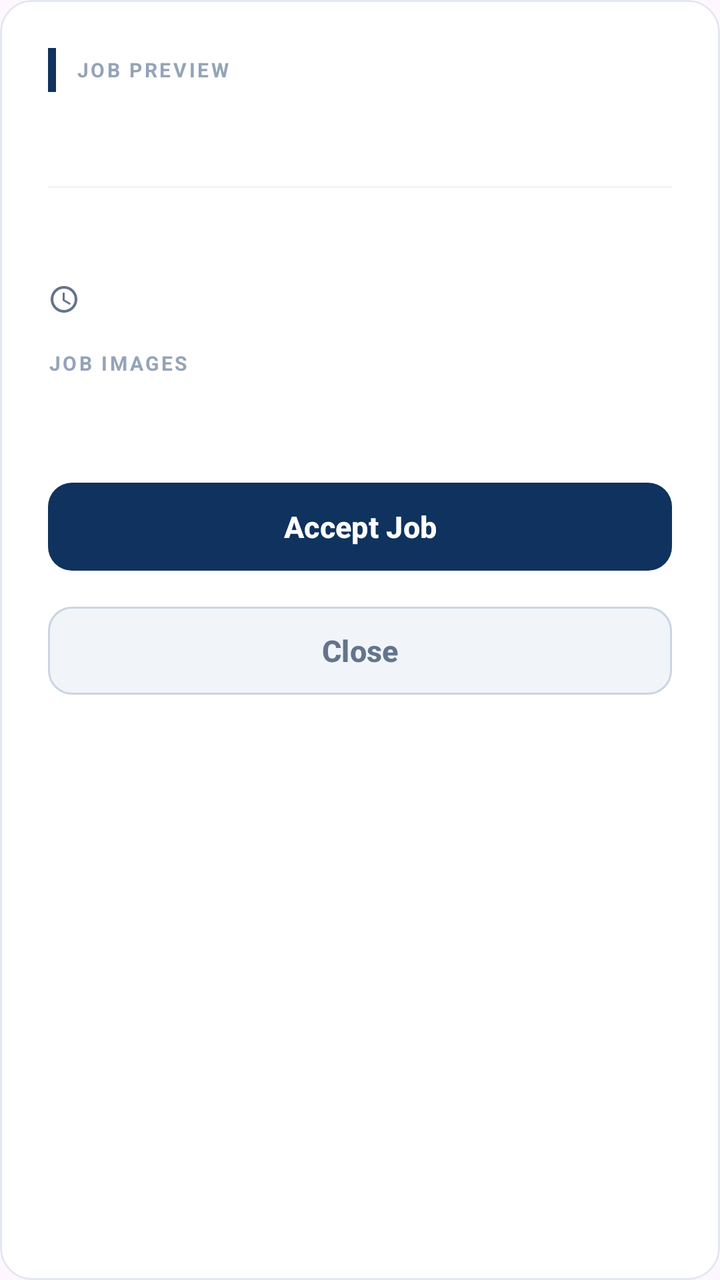
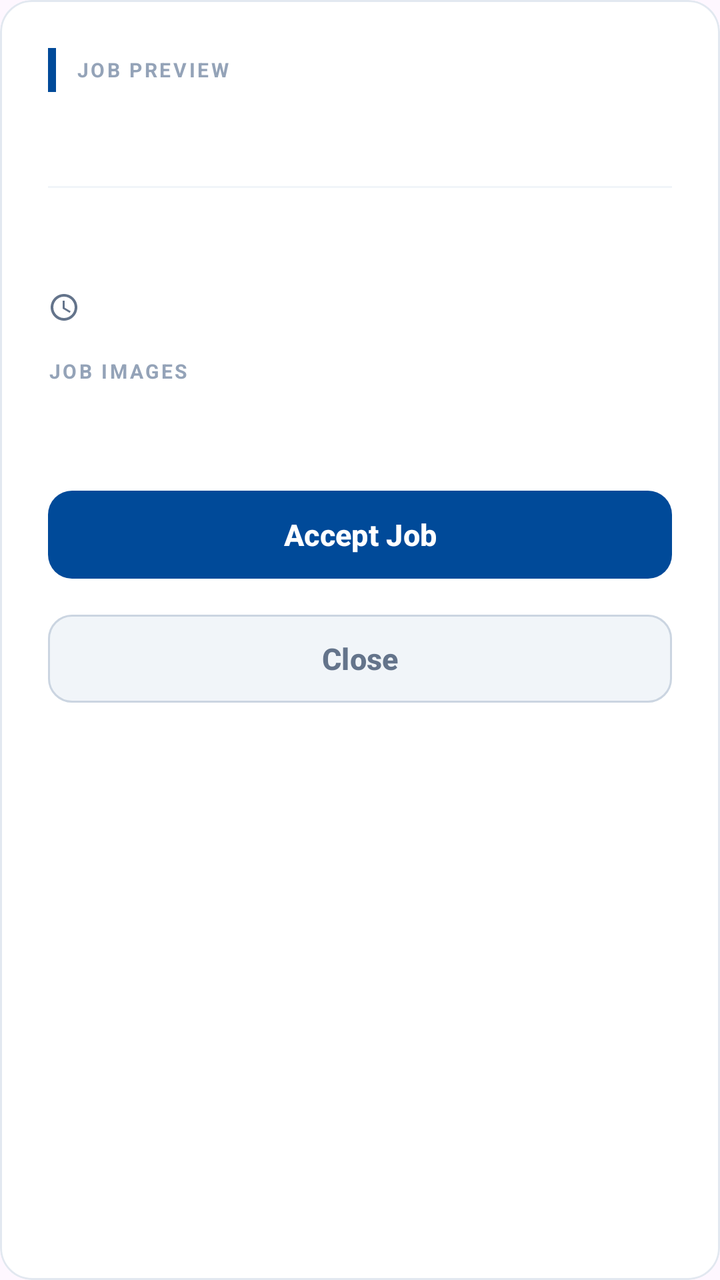

Before-and-after screenshots of an Android layout around one commit, followed by the original layout XML and the change that was made.
<!-- AndroidManifest.xml: application theme Theme.Newtacks -->
<!-- res/layout/dialog_job_preview.xml -->
<?xml version="1.0" encoding="utf-8"?>
<com.google.android.material.card.MaterialCardView
    xmlns:android="http://schemas.android.com/apk/res/android"
    xmlns:app="http://schemas.android.com/apk/res-auto"
    android:layout_width="match_parent"
    android:layout_height="wrap_content"
    android:layout_margin="16dp"
    app:cardCornerRadius="16dp"
    app:cardBackgroundColor="@android:color/white"
    app:strokeColor="#E2E8F0"
    app:strokeWidth="1dp"
    app:cardElevation="0dp">

    
    <LinearLayout
        android:layout_width="match_parent"
        android:layout_height="wrap_content"
        android:orientation="vertical"
        android:padding="24dp">

        
        <LinearLayout
            android:layout_width="match_parent"
            android:layout_height="wrap_content"
            android:orientation="horizontal"
            android:gravity="center_vertical"
            android:layout_marginBottom="4dp">

            <View
                android:layout_width="4dp"
                android:layout_height="22dp"
                android:background="#0F325E"
                android:layout_marginEnd="10dp" />

            <TextView
                android:layout_width="0dp"
                android:layout_height="wrap_content"
                android:layout_weight="1"
                android:text="JOB PREVIEW"
                android:textColor="#94A3B8"
                android:textSize="10sp"
                android:textStyle="bold"
                android:letterSpacing="0.12" />
        </LinearLayout>

        
        <TextView
            android:id="@+id/tvTitle"
            android:layout_width="match_parent"
            android:layout_height="wrap_content"
            android:textColor="#1E293B"
            android:textSize="20sp"
            android:textStyle="bold"
            android:layout_marginBottom="16dp" />

        
        <View
            android:layout_width="match_parent"
            android:layout_height="1dp"
            android:background="#F1F5F9"
            android:layout_marginBottom="16dp" />

        
        <TextView
            android:id="@+id/tvDetails"
            android:layout_width="match_parent"
            android:layout_height="wrap_content"
            android:textColor="#475569"
            android:textSize="14sp"
            android:lineSpacingExtra="6dp"
            android:layout_marginBottom="12dp" />

        
        <LinearLayout
            android:layout_width="match_parent"
            android:layout_height="wrap_content"
            android:orientation="horizontal"
            android:gravity="center_vertical"
            android:layout_marginBottom="16dp">
            <ImageView
                android:layout_width="16dp"
                android:layout_height="16dp"
                android:src="@drawable/ic_clock"
                app:tint="#64748B"
                android:layout_marginEnd="6dp"/>
            <TextView
                android:id="@+id/tvDuration"
                android:layout_width="wrap_content"
                android:layout_height="wrap_content"
                android:textColor="#64748B"
                android:textSize="13sp"
                android:textStyle="bold" />
        </LinearLayout>

        
        <TextView
            android:id="@+id/tvImagesLabel"
            android:layout_width="wrap_content"
            android:layout_height="wrap_content"
            android:text="JOB IMAGES"
            android:textColor="#94A3B8"
            android:textSize="10sp"
            android:textStyle="bold"
            android:letterSpacing="0.12"
            android:layout_marginBottom="8dp" />

        <HorizontalScrollView
            android:id="@+id/scrollImages"
            android:layout_width="match_parent"
            android:layout_height="wrap_content"
            android:scrollbars="none"
            android:layout_marginBottom="20dp">
            <LinearLayout
                android:id="@+id/layoutImages"
                android:layout_width="wrap_content"
                android:layout_height="wrap_content"
                android:orientation="horizontal">
                
            </LinearLayout>
        </HorizontalScrollView>

        <TextView
            android:id="@+id/tvNoImages"
            android:layout_width="match_parent"
            android:layout_height="wrap_content"
            android:text="No images provided"
            android:textSize="12sp"
            android:textColor="#94A3B8"
            android:fontStyle="italic"
            android:visibility="gone"
            android:layout_marginBottom="20dp" />

        
        <View
            android:layout_width="match_parent"
            android:layout_height="1dp"
            android:background="@drawable/bg_divider_dashed"
            android:layout_marginBottom="20dp" />

        
        <com.google.android.material.button.MaterialButton
            android:id="@+id/btnAccept"
            android:layout_width="match_parent"
            android:layout_height="52dp"
            android:text="Accept Job"
            android:textColor="#FFFFFF"
            android:textSize="15sp"
            android:textStyle="bold"
            android:layout_marginBottom="10dp"
            app:backgroundTint="#0F325E"
            app:cornerRadius="12dp"
            app:iconTint="#FFFFFF"
            app:iconGravity="textStart" />

        
        <com.google.android.material.button.MaterialButton
            android:id="@+id/btnClose"
            android:layout_width="match_parent"
            android:layout_height="52dp"
            android:text="Close"
            android:textColor="#64748B"
            android:textSize="15sp"
            android:textStyle="bold"
            app:backgroundTint="#F1F5F9"
            app:cornerRadius="12dp"
            app:strokeColor="#CBD5E1"
            app:strokeWidth="1dp" />

    </LinearLayout>

</com.google.android.material.card.MaterialCardView>
<!-- resources referenced by this layout -->
<resources>
  <!-- drawable bg_divider_dashed (drawable) -->
  <?xml version="1.0" encoding="utf-8"?>
  <shape xmlns:android="http://schemas.android.com/apk/res/android"
      android:shape="line">
      <stroke
          android:width="1dp"
          android:color="#CBD5E1"
          android:dashWidth="6dp"
          android:dashGap="4dp" />
  </shape>
  <!-- drawable ic_clock (drawable) -->
  <vector xmlns:android="http://schemas.android.com/apk/res/android"
      android:width="24dp"
      android:height="24dp"
      android:viewportWidth="24"
      android:viewportHeight="24">
      <path
          android:fillColor="#000000"
          android:pathData="M11.99,2C6.47,2 2,6.48 2,12s4.47,10 9.99,10C17.52,22 22,17.52 22,12S17.52,2 11.99,2zM12,20c-4.42,0 -8,-3.58 -8,-8s3.58,-8 8,-8s8,3.58 8,8s-3.58,8 -8,8zM12.5,7L11,7v6l5.25,3.15 0.75,-1.23 -4.5,-2.67z" />
  </vector>
  <style name="Theme.Newtacks" parent="Base.Theme.Newtacks" />
  <style name="Base.Theme.Newtacks" parent="Theme.Material3.DayNight.NoActionBar">
          <item name="colorPrimary">#004A99</item>
          <item name="colorPrimaryContainer">#004A99</item>
          <item name="colorOnPrimary">#FFFFFF</item>
          <item name="colorSecondary">#004A99</item>
          <item name="colorOnSecondary">#FFFFFF</item>
          <item name="colorTertiary">#004A99</item>
          <item name="colorSecondaryContainer">#EBF2FF</item>
          <item name="colorOnSecondaryContainer">#004A99</item>
          <item name="android:statusBarColor">#004A99</item>
          <item name="android:navigationBarColor">#FFFFFF</item>
          <item name="android:windowLightStatusBar" tools:targetApi="m">false</item>
      </style>
</resources>

<!-- the commit's change to res/layout/dialog_job_preview.xml (unified diff, before → after) -->
@@ -11,7 +11,6 @@
     app:strokeWidth="1dp"
     app:cardElevation="0dp">
 
-    
     <LinearLayout
         android:layout_width="match_parent"
         android:layout_height="wrap_content"
@@ -29,7 +28,7 @@
             <View
                 android:layout_width="4dp"
                 android:layout_height="22dp"
-                android:background="#0F325E"
+                android:background="#004A99"
                 android:layout_marginEnd="10dp" />
 
             <TextView
@@ -68,10 +67,11 @@
             android:textColor="#475569"
             android:textSize="14sp"
             android:lineSpacingExtra="6dp"
-            android:layout_marginBottom="12dp" />
+            android:layout_marginBottom="16dp" />
 
         
         <LinearLayout
+            android:id="@+id/layoutDuration"
             android:layout_width="match_parent"
             android:layout_height="wrap_content"
             android:orientation="horizontal"
@@ -114,9 +114,7 @@
                 android:id="@+id/layoutImages"
                 android:layout_width="wrap_content"
                 android:layout_height="wrap_content"
-                android:orientation="horizontal">
-                
-            </LinearLayout>
+                android:orientation="horizontal" />
         </HorizontalScrollView>
 
         <TextView
@@ -147,10 +145,8 @@
             android:textSize="15sp"
             android:textStyle="bold"
             android:layout_marginBottom="10dp"
-            app:backgroundTint="#0F325E"
-            app:cornerRadius="12dp"
-            app:iconTint="#FFFFFF"
-            app:iconGravity="textStart" />
+            app:backgroundTint="#004A99"
+            app:cornerRadius="12dp" />
 
         
         <com.google.android.material.button.MaterialButton
